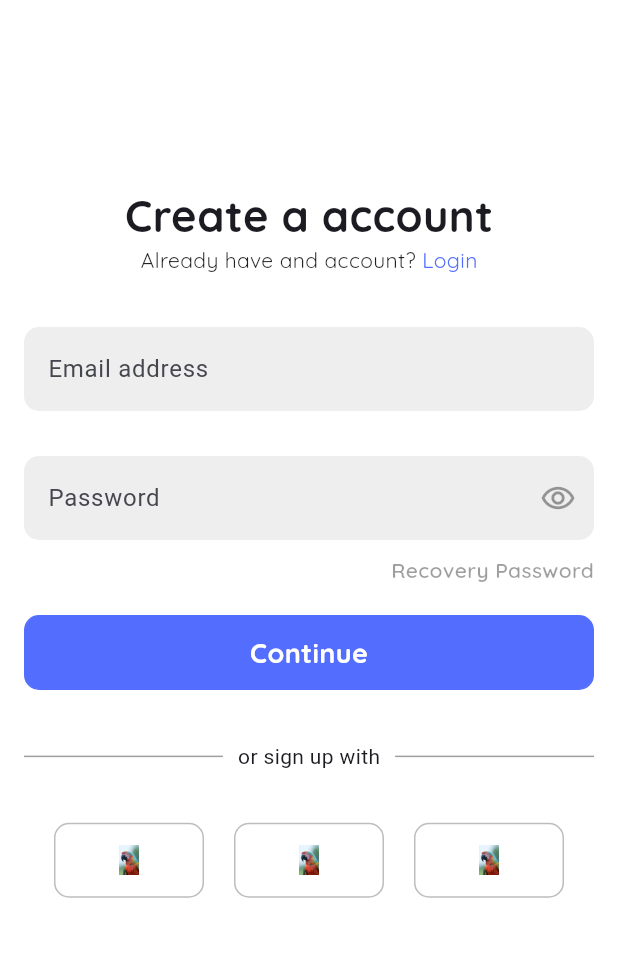
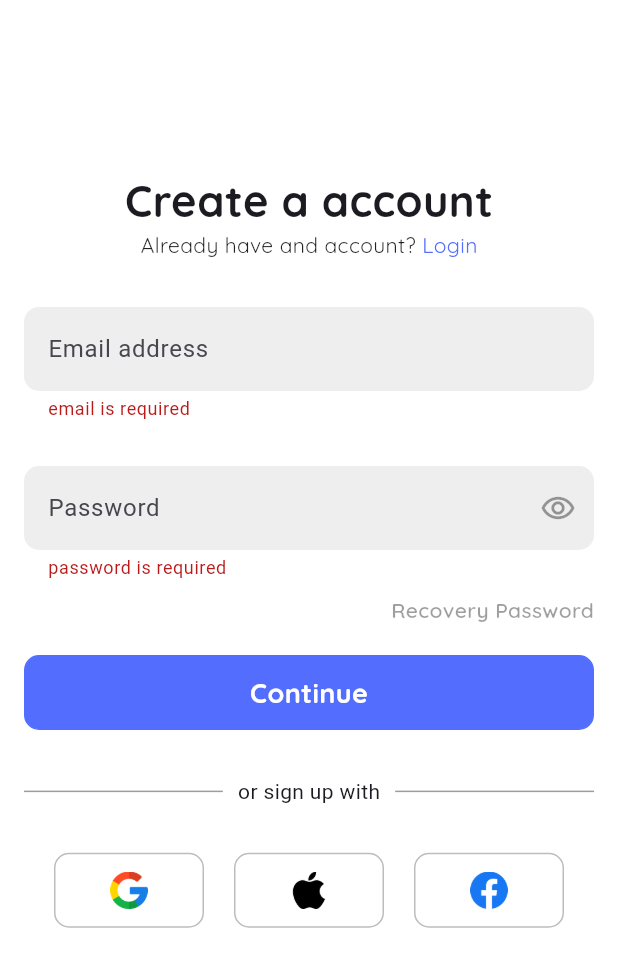
Before and after one commit to SrikantaPrasadrajeUrs/dart_flutter_practise, a Flutter app: the Register screen opened directly, after a tap on "Continue", on a phone screen of 412 x 824 dp. Shown: the top 967 px of the screen. Run offline on Flutter 3.47's test engine with Material 3 defaults, Android fonts, the phone set to English and light mode, and no system bars; our stand-ins replace cloud_firestore, firebase_auth, firebase_core, google_fonts; accounts and stored records are empty.

Commit message:
updated code

```diff
--- a/lib/screens/register.dart
+++ b/lib/screens/register.dart
@@ -12,11 +12,37 @@ class Register extends StatefulWidget {
 }
 
 class _RegisterState extends State<Register> {
+
   final AuthRepo authRepo = AuthRepo();
   final TextEditingController emailController = TextEditingController();
   final TextEditingController passwordController = TextEditingController();
 
-  void login()async{
+  final GlobalKey<FormState> formKey = GlobalKey<FormState>();
+
+  void register(){
+    if(formKey.currentState!.validate()){
+
+    }
+  }
+
+  String? validate(String? str, {String fieldType = "email"}){
+    if(str == null || str.isEmpty){
+      return "$fieldType is required";
+    }
+    if(fieldType == "email"){
+      if(!str.contains("@")){
+        return "Invalid $fieldType";
+      }
+    }
+    if(fieldType == "password"){
+      if(str.length < 6){
+        return "Password must be at least 6 characters";
+      }
+    }
+    return null;
+  }
+
+  void login() async {
     print(
       "email: ${emailController.text}, password: ${passwordController.text}",
     );
@@ -34,60 +60,89 @@ class _RegisterState extends State<Register> {
       backgroundColor: Colors.white,
       body: Padding(
         padding: EdgeInsets.symmetric(horizontal: 16, vertical: 20),
+        child: Form(
+          key: formKey,
           child: Column(
             crossAxisAlignment: CrossAxisAlignment.center,
             children: [
-            Spacer(
-              flex: 3,
+              Spacer(flex: 3),
+              Text(
+                "Create a account",
+                style: GoogleFonts.quicksand(
+                  fontSize: 29,
+                  fontWeight: FontWeight.bold,
                 ),
-            Text("Create a account", style: GoogleFonts.quicksand(fontSize: 29, fontWeight: FontWeight.bold),),
+              ),
               Row(
                 mainAxisAlignment: MainAxisAlignment.center,
                 children: [
-                Text("Already have and account? ", style: GoogleFonts.quicksand(fontSize: 14, color: Colors.black87)),
-                Text("Login", style: GoogleFonts.quicksand(fontSize: 14, color: Colors.indigoAccent))
+                  Text(
+                    "Already have and account? ",
+                    style: GoogleFonts.quicksand(
+                      fontSize: 14,
+                      color: Colors.black87,
+                    ),
+                  ),
+                  Text(
+                    "Login",
+                    style: GoogleFonts.quicksand(
+                      fontSize: 14,
+                      color: Colors.indigoAccent,
+                    ),
+                  ),
                 ],
               ),
               Spacer(),
-            TextFormField(controller: emailController, decoration: InputDecoration(
-              hintText: "Email address"
-            ),),
-            SizedBox(height: 30,),
-            TextFormField(controller: passwordController, decoration: InputDecoration(
+              TextFormField(
+                controller: emailController,
+                validator: (str)=>validate(str,fieldType:"email"),
+                decoration: InputDecoration(hintText: "Email address"),
+              ),
+              SizedBox(height: 30),
+              TextFormField(
+                controller: passwordController,
+                validator: (str)=>validate(str,fieldType: "password"),
+                obscureText: true,
+                decoration: InputDecoration(
                   hintText: "Password",
-              suffixIcon: Icon(Icons.remove_red_eye_outlined, color: Colors.black38,)
-            )),
-            SizedBox(height: 10,),
+                  suffixIcon: Icon(
+                    Icons.remove_red_eye_outlined,
+                    color: Colors.black38,
+                  ),
+                ),
+              ),
+              SizedBox(height: 10),
               Row(
                 mainAxisAlignment: MainAxisAlignment.end,
                 children: [
-                Text("Recovery Password", style: GoogleFonts.quicksand(fontSize: 14, color: Colors.black38, fontWeight: FontWeight.w600)),
+                  Text(
+                    "Recovery Password",
+                    style: GoogleFonts.quicksand(
+                      fontSize: 14,
+                      color: Colors.black38,
+                      fontWeight: FontWeight.w600,
+                    ),
+                  ),
                 ],
               ),
               SizedBox(height: 20),
               Button(
                 width: double.infinity,
                 backgroundColor: Colors.indigoAccent,
-              textStyle: GoogleFonts.quicksand(fontSize: 18, fontWeight: FontWeight.bold, color: Colors.white),
+                textStyle: GoogleFonts.quicksand(
+                  fontSize: 18,
+                  fontWeight: FontWeight.bold,
+                  color: Colors.white,
+                ),
                 text: "Continue",
-              onPressed: ()=>authRepo.createUser(emailController.text, passwordController.text),
+                onPressed: register,
               ),
               Spacer(),
               Row(
                 children: [
-                Expanded(
-                  child: Divider(
-                    color: Colors.grey,
-                    endIndent: 10,
-                  ),
-                ),
+                  Expanded(child: Divider(color: Colors.grey, endIndent: 10)),
                   Text("or sign up with"),
-                Expanded(
-                  child: Divider(
-                    indent: 10,
-                    color: Colors.grey,
-                  ),
-                )
+                  Expanded(child: Divider(indent: 10, color: Colors.grey)),
                 ],
               ),
               Spacer(),
@@ -96,15 +151,30 @@ class _RegisterState extends State<Register> {
                 children: [
                   Button(
                     borderColor: Colors.grey.shade400,
-                    width: 100,backgroundColor: Colors.white, textStyle: TextStyle(color: Colors.black), imagePath: "assets/images/welcome.jpg"),
-                Button(borderColor: Colors.grey.shade400,width: 100,backgroundColor: Colors.white, textStyle: TextStyle(color: Colors.black), imagePath: "assets/images/welcome.jpg"),
-                Button(borderColor: Colors.grey.shade400,width: 100,backgroundColor: Colors.white, textStyle: TextStyle(color: Colors.black), imagePath: "assets/images/welcome.jpg")
+                    width: 100,
+                    backgroundColor: Colors.white,
+                    textStyle: TextStyle(color: Colors.black),
+                    imagePath: "assets/images/google.png",
+                  ),
+                  Button(
+                    borderColor: Colors.grey.shade400,
+                    width: 100,
+                    backgroundColor: Colors.white,
+                    textStyle: TextStyle(color: Colors.black),
+                    imagePath: "assets/images/apple.png",
+                  ),
+                  Button(
+                    borderColor: Colors.grey.shade400,
+                    width: 100,
+                    backgroundColor: Colors.white,
+                    textStyle: TextStyle(color: Colors.black),
+                    imagePath: "assets/images/facebook.png",
+                  ),
                 ],
               ),
-            Spacer(
-              flex: 6,
-            )
+              Spacer(flex: 6),
             ],
+          ),
         ),
       ),
     );
--- a/lib/widgets/button.dart
+++ b/lib/widgets/button.dart
@@ -34,7 +34,7 @@ class Button extends StatelessWidget {
           color: backgroundColor,
           border: Border.all(color: borderColor??Colors.indigoAccent)
         ),
-        child: Center(child: text!=null?Text(text!, style: textStyle,):Image.asset(imagePath!, width: 20, height: 20,)),
+        child: Center(child: text!=null?Text(text!, style: textStyle,):Image.asset(imagePath!, width: 25, height: 25,)),
       ),
     );
   }
```
Also changed, not shown: assets/images/apple.png (added), assets/images/facebook.png (added), assets/images/google.png (added). Lines whose indentation alone changed are shown as unchanged.
